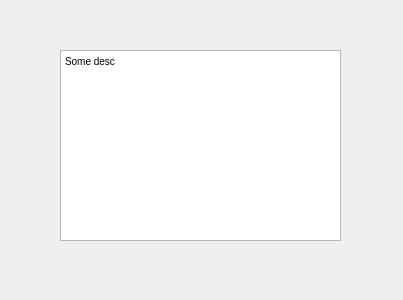
The window that AboutForm.ui (shimanskIA/FFS-Software) describes before a commit, drawn with Qt 5.
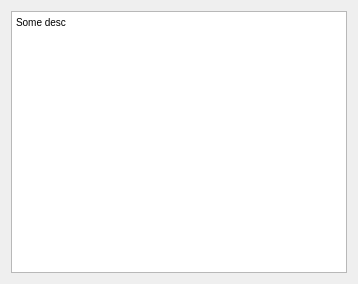
The same window after the commit.

Commit message: added table name text browser, connected it w menu tables, added file dialog openning

Diff of the .ui file:
```diff
--- a/AboutForm.ui
+++ b/AboutForm.ui
@@ -6,23 +6,14 @@
    <rect>
     <x>0</x>
     <y>0</y>
-    <width>403</width>
-    <height>300</height>
+    <width>358</width>
+    <height>284</height>
    </rect>
   </property>
   <property name="windowTitle">
    <string>Form</string>
   </property>
-  <widget class="QWidget" name="verticalLayoutWidget">
-   <property name="geometry">
-    <rect>
-     <x>60</x>
-     <y>50</y>
-     <width>281</width>
-     <height>191</height>
-    </rect>
-   </property>
-   <layout class="QVBoxLayout" name="verticalLayout">
+  <layout class="QVBoxLayout" name="verticalLayout_2">
     <item>
      <widget class="QTextBrowser" name="textBrowser">
       <property name="html">
@@ -35,7 +26,6 @@
      </widget>
     </item>
    </layout>
-  </widget>
  </widget>
  <resources/>
  <connections/>
```
Left out of the diff: 2 changed lines with no effect on the pictures. Lines whose indentation alone changed are shown as unchanged. The commit also changes 3 other files.
